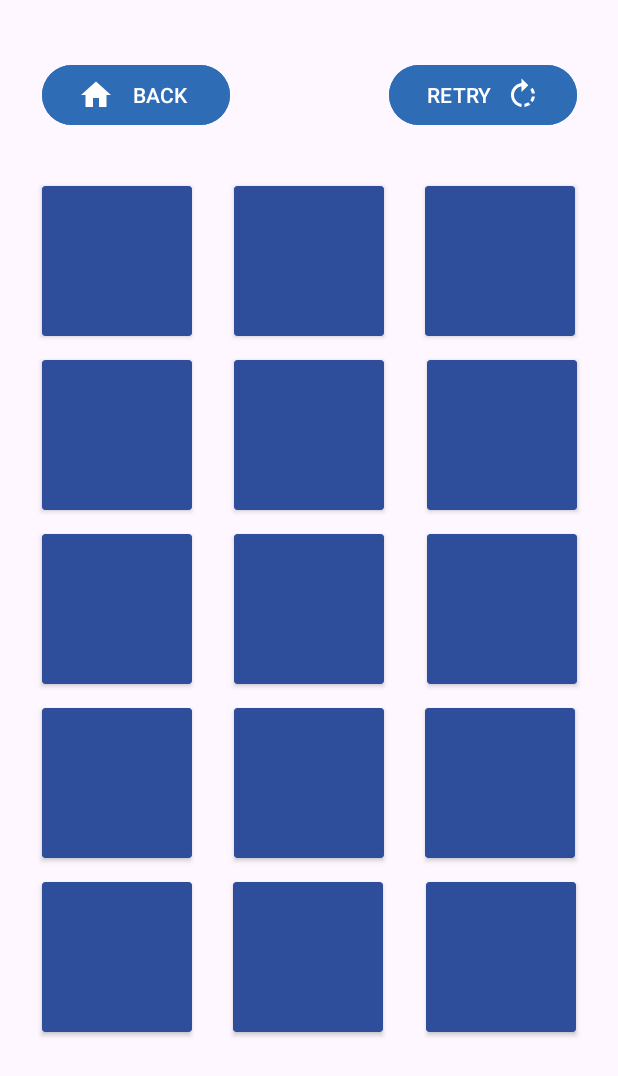
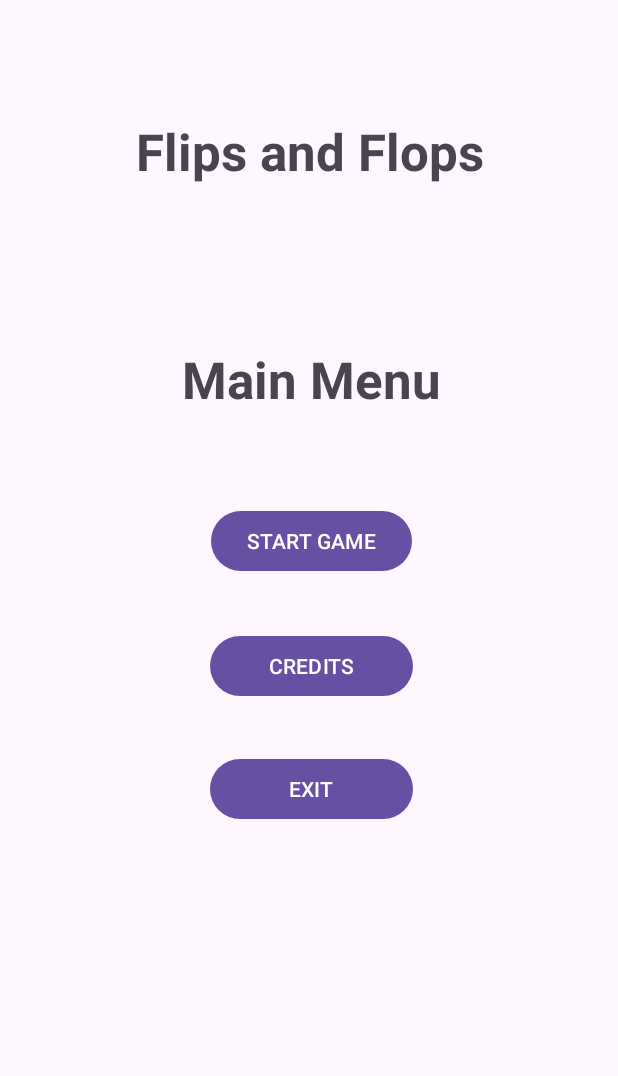
Before and after one commit to PyroJayxX/MobileGame-AppDev-Project, an Android app: the screen it shows after launch (MainActivity), on a phone screen of 412 x 824 dp. Shown: the top 1076 px of the screen. Run offline under Robolectric (Android 15) with nearby library versions, the phone set to English and light mode, and no system bars.

Commit message:
* Menu Screen - Start button now functioning as intended * Main Game Screen - Home button now functioning as intended

```diff
--- a/app/src/main/java/com/example/mobilegameappdevproject/MainActivity.java
+++ b/app/src/main/java/com/example/mobilegameappdevproject/MainActivity.java
@@ -2,6 +2,9 @@ package com.example.mobilegameappdevproject;
 
 import android.os.Bundle;
 import android.view.View;
+import android.widget.Button;
+import android.widget.FrameLayout;
+
 
 import androidx.activity.EdgeToEdge;
 import androidx.appcompat.app.AppCompatActivity;
@@ -9,7 +12,11 @@ import androidx.core.graphics.Insets;
 import androidx.core.view.ViewCompat;
 import androidx.core.view.WindowInsetsCompat;
 
+
 public class MainActivity extends AppCompatActivity {
+
+    private FrameLayout menuLayout;
+    private FrameLayout mainGameLayout;
 
     @Override
     protected void onCreate(Bundle savedInstanceState) {
@@ -21,5 +28,23 @@ public class MainActivity extends AppCompatActivity {
             v.setPadding(systemBars.left, systemBars.top, systemBars.right, systemBars.bottom);
             return insets;
         });
+
+        menuLayout = findViewById(R.id.MenuLayout);
+        mainGameLayout = findViewById(R.id.MainGameLayout);
     }
+
+    // MENU Methods
+    public void btnStart(View v){
+        mainGameLayout.setVisibility(View.VISIBLE);
+        menuLayout.setVisibility(View.GONE);
+    }
+
+    // MAIN GAME Methods
+    public void btnBack(View v){
+        mainGameLayout.setVisibility(View.GONE);
+        menuLayout.setVisibility(View.VISIBLE);
+    }
+
+
+
 }
--- a/app/src/main/res/layout/activity_main.xml
+++ b/app/src/main/res/layout/activity_main.xml
@@ -11,7 +11,7 @@
         android:id="@+id/MenuLayout"
         android:layout_width="409dp"
         android:layout_height="0dp"
-        android:visibility="gone"
+        android:visibility="visible"
         app:layout_constraintBottom_toBottomOf="parent"
         app:layout_constraintEnd_toEndOf="parent"
         app:layout_constraintTop_toTopOf="parent">
@@ -48,6 +48,7 @@
                 android:id="@+id/btnStartGame"
                 android:layout_width="wrap_content"
                 android:layout_height="48dp"
+                android:onClick="btnStart"
                 android:text="START GAME"
                 app:layout_constraintBottom_toBottomOf="parent"
                 app:layout_constraintEnd_toEndOf="parent"
@@ -90,7 +91,7 @@
         android:id="@+id/MainGameLayout"
         android:layout_width="match_parent"
         android:layout_height="match_parent"
-        android:visibility="visible"
+        android:visibility="gone"
         tools:layout_editor_absoluteX="1dp">
 
         <androidx.constraintlayout.widget.ConstraintLayout
@@ -104,6 +105,7 @@
                 android:layout_marginTop="36dp"
                 android:backgroundTint="#2E6CB6"
                 android:drawableLeft="@drawable/home_icon"
+                android:onClick="btnBack"
                 android:text="BACK"
                 android:textColor="#FFFFFF"
                 app:layout_constraintBottom_toTopOf="@+id/cardView1"
@@ -111,7 +113,7 @@
                 app:layout_constraintHorizontal_bias="0.097"
                 app:layout_constraintStart_toStartOf="parent"
                 app:layout_constraintTop_toTopOf="parent"
-                app:layout_constraintVertical_bias="0.075" />
+                app:layout_constraintVertical_bias="0.0" />
 
             <Button
                 android:id="@+id/btnRetry"
@@ -127,35 +129,36 @@
                 app:layout_constraintHorizontal_bias="0.905"
                 app:layout_constraintStart_toStartOf="parent"
                 app:layout_constraintTop_toTopOf="parent"
-                app:layout_constraintVertical_bias="0.075" />
+                app:layout_constraintVertical_bias="0.0" />
+
+            <androidx.cardview.widget.CardView
+                android:id="@+id/cardView2"
+                android:layout_width="100dp"
+                android:layout_height="100dp"
+                android:layout_marginTop="112dp"
+                android:backgroundTint="#2E4D9A"
+                app:layout_constraintEnd_toEndOf="parent"
+                app:layout_constraintHorizontal_bias="0.501"
+                app:layout_constraintStart_toStartOf="parent"
+                app:layout_constraintTop_toTopOf="parent">
+
+            </androidx.cardview.widget.CardView>
 
             <androidx.cardview.widget.CardView
                 android:id="@+id/cardView1"
                 android:layout_width="100dp"
                 android:layout_height="100dp"
-                android:layout_marginTop="124dp"
+                android:layout_marginTop="112dp"
                 android:backgroundTint="#2E4D9A"
                 app:layout_constraintEnd_toStartOf="@+id/cardView2"
                 app:layout_constraintStart_toStartOf="parent"
                 app:layout_constraintTop_toTopOf="parent" />
 
             <androidx.cardview.widget.CardView
-                android:id="@+id/cardView2"
-                android:layout_width="100dp"
-                android:layout_height="100dp"
-                android:layout_marginTop="124dp"
-                android:backgroundTint="#2E4D9A"
-                app:layout_constraintEnd_toEndOf="parent"
-                app:layout_constraintStart_toStartOf="parent"
-                app:layout_constraintTop_toTopOf="parent">
-
-            </androidx.cardview.widget.CardView>
-
-            <androidx.cardview.widget.CardView
                 android:id="@+id/cardView3"
                 android:layout_width="100dp"
                 android:layout_height="100dp"
-                android:layout_marginTop="124dp"
+                android:layout_marginTop="112dp"
                 android:backgroundTint="#2E4D9A"
                 app:layout_constraintEnd_toEndOf="parent"
                 app:layout_constraintHorizontal_bias="0.49"
```
